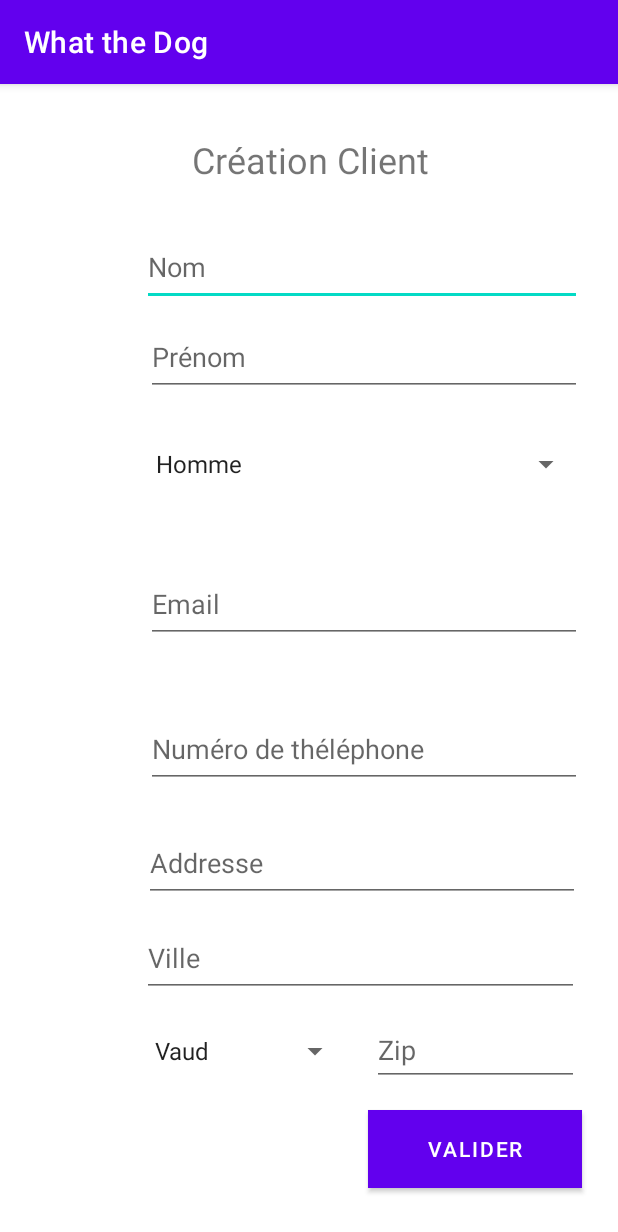
After one commit to robielTes/What_the_dog, an Android app: the fragment CreationClientFragment shown on its own in the app's theme, on a phone screen of 412 x 824 dp. The commit adds this screen. Shown: the top 1232 px of the screen. Run offline under Robolectric (Android 15) with nearby library versions, the phone set to English and light mode, and no system bars.

Commit message:
Add Create Client page

```diff
--- a/app/build.gradle
+++ b/app/build.gradle
@@ -44,6 +44,7 @@ dependencies {
     implementation 'androidx.lifecycle:lifecycle-viewmodel-ktx:2.3.1'
     implementation 'androidx.navigation:navigation-fragment-ktx:2.3.5'
     implementation 'androidx.navigation:navigation-ui-ktx:2.3.5'
+    implementation 'androidx.legacy:legacy-support-v4:1.0.0'
     testImplementation 'junit:junit:4.+'
     androidTestImplementation 'androidx.test.ext:junit:1.1.2'
     androidTestImplementation 'androidx.test.espresso:espresso-core:3.3.0'
--- /dev/null
+++ b/app/src/main/java/CPNV/what_the_dog/CreationClientFragment.kt
@@ -0,0 +1,55 @@
+package CPNV.what_the_dog
+
+import android.os.Bundle
+import androidx.fragment.app.Fragment
+import android.view.LayoutInflater
+import android.view.View
+import android.view.ViewGroup
+// TODO: Rename parameter arguments, choose names that match
+// the fragment initialization parameters, e.g. ARG_ITEM_NUMBER
+private const val ARG_PARAM1 = "param1"
+private const val ARG_PARAM2 = "param2"
+
+/**
+ * A simple [Fragment] subclass.
+ * Use the [CreationClientFragment.newInstance] factory method to
+ * create an instance of this fragment.
+ */
+class CreationClientFragment : Fragment() {
+    // TODO: Rename and change types of parameters
+    private var param1: String? = null
+    private var param2: String? = null
+
+    override fun onCreate(savedInstanceState: Bundle?) {
+        super.onCreate(savedInstanceState)
+        arguments?.let {
+            param1 = it.getString(ARG_PARAM1)
+            param2 = it.getString(ARG_PARAM2)
+        }
+    }
+
+    override fun onCreateView(inflater: LayoutInflater, container: ViewGroup?,
+                              savedInstanceState: Bundle?): View? {
+        // Inflate the layout for this fragment
+        return inflater.inflate(R.layout.fragment_creation_client, container, false)
+    }
+
+    companion object {
+        /**
+         * Use this factory method to create a new instance of
+         * this fragment using the provided parameters.
+         *
+         * @param param1 Parameter 1.
+         * @param param2 Parameter 2.
+         * @return A new instance of fragment CreationClientFragment.
+         */
+        // TODO: Rename and change types and number of parameters
+        @JvmStatic fun newInstance(param1: String, param2: String) =
+                CreationClientFragment().apply {
+                    arguments = Bundle().apply {
+                        putString(ARG_PARAM1, param1)
+                        putString(ARG_PARAM2, param2)
+                    }
+                }
+    }
+}
--- /dev/null
+++ b/app/src/main/res/layout/fragment_creation_client.xml
@@ -0,0 +1,166 @@
+<?xml version="1.0" encoding="utf-8"?>
+<FrameLayout xmlns:android="http://schemas.android.com/apk/res/android"
+    xmlns:app="http://schemas.android.com/apk/res-auto"
+    xmlns:tools="http://schemas.android.com/tools"
+    android:layout_width="match_parent"
+    android:layout_height="match_parent"
+    android:layout_marginStart="8dp"
+    android:layout_marginTop="8dp"
+    android:layout_marginEnd="8dp"
+    android:textAlignment="center"
+    android:textSize="20sp"
+    app:layout_constraintBottom_toBottomOf="parent"
+    app:layout_constraintEnd_toEndOf="parent"
+    app:layout_constraintStart_toStartOf="parent"
+    app:layout_constraintTop_toTopOf="parent"
+    tools:context=".CreationClientFragment">
+
+    <androidx.constraintlayout.widget.ConstraintLayout
+        android:layout_width="match_parent"
+        android:layout_height="match_parent">
+
+        <com.google.android.material.textfield.TextInputEditText
+            android:id="@+id/textInputEditText"
+            android:layout_width="0dp"
+            android:layout_height="0dp"
+            android:layout_marginBottom="8dp"
+            android:hint="Nom"
+            app:layout_constraintBottom_toTopOf="@+id/textInputEditText2"
+            app:layout_constraintEnd_toEndOf="@+id/textInputEditText2"
+            app:layout_constraintStart_toStartOf="@+id/editTextTextEmailAddress4"
+            app:layout_constraintTop_toBottomOf="@+id/textView4" />
+
+        <EditText
+            android:id="@+id/editTextTextEmailAddress"
+            android:layout_width="0dp"
+            android:layout_height="0dp"
+            android:layout_marginBottom="45dp"
+            android:ems="10"
+            android:hint="Email"
+            android:inputType="textEmailAddress"
+            app:layout_constraintBottom_toTopOf="@+id/editTextTextEmailAddress2"
+            app:layout_constraintEnd_toEndOf="@+id/editTextTextEmailAddress2"
+            app:layout_constraintStart_toStartOf="@+id/editTextTextEmailAddress2"
+            app:layout_constraintTop_toBottomOf="@+id/spinner" />
+
+        <EditText
+            android:id="@+id/editTextTextEmailAddress2"
+            android:layout_width="0dp"
+            android:layout_height="0dp"
+            android:layout_marginStart="1dp"
+            android:layout_marginBottom="24dp"
+            android:ems="10"
+            android:hint="Numéro de théléphone"
+            android:inputType="textEmailAddress"
+            app:layout_constraintBottom_toTopOf="@+id/editTextTextEmailAddress3"
+            app:layout_constraintEnd_toEndOf="@+id/button2"
+            app:layout_constraintStart_toStartOf="@+id/editTextTextEmailAddress3"
+            app:layout_constraintTop_toBottomOf="@+id/editTextTextEmailAddress" />
+
+        <EditText
+            android:id="@+id/editTextTextEmailAddress3"
+            android:layout_width="0dp"
+            android:layout_height="0dp"
+            android:layout_marginStart="1dp"
+            android:layout_marginEnd="1dp"
+            android:layout_marginBottom="11dp"
+            android:ems="10"
+            android:hint="Addresse"
+            android:inputType="textEmailAddress"
+            app:layout_constraintBottom_toTopOf="@+id/editTextTextEmailAddress4"
+            app:layout_constraintEnd_toEndOf="@+id/button2"
+            app:layout_constraintStart_toStartOf="@+id/editTextTextEmailAddress4"
+            app:layout_constraintTop_toBottomOf="@+id/editTextTextEmailAddress2" />
+
+        <EditText
+            android:id="@+id/editTextTextEmailAddress5"
+            android:layout_width="0dp"
+            android:layout_height="48dp"
+            android:layout_marginEnd="18dp"
+            android:ems="10"
+            android:hint="Zip"
+            android:inputType="textEmailAddress"
+            app:layout_constraintBaseline_toBaselineOf="@+id/spinner2"
+            app:layout_constraintEnd_toEndOf="parent"
+            app:layout_constraintStart_toEndOf="@+id/spinner2" />
+
+        <EditText
+            android:id="@+id/editTextTextEmailAddress4"
+            android:layout_width="291dp"
+            android:layout_height="0dp"
+            android:layout_marginEnd="18dp"
+            android:layout_marginBottom="10dp"
+            android:ems="10"
+            android:hint="Ville"
+            android:inputType="textEmailAddress"
+            app:layout_constraintBottom_toTopOf="@+id/spinner2"
+            app:layout_constraintEnd_toEndOf="parent"
+            app:layout_constraintTop_toBottomOf="@+id/editTextTextEmailAddress3" />
+
+        <com.google.android.material.textfield.TextInputEditText
+            android:id="@+id/textInputEditText2"
+            android:layout_width="0dp"
+            android:layout_height="0dp"
+            android:layout_marginBottom="19dp"
+            android:hint="Prénom"
+            app:layout_constraintBottom_toTopOf="@+id/spinner"
+            app:layout_constraintEnd_toEndOf="@+id/spinner"
+            app:layout_constraintStart_toStartOf="@+id/editTextTextEmailAddress"
+            app:layout_constraintTop_toBottomOf="@+id/textInputEditText" />
+
+        <Button
+            android:id="@+id/button2"
+            android:layout_width="0dp"
+            android:layout_height="0dp"
+            android:layout_marginStart="11dp"
+            android:layout_marginEnd="16dp"
+            android:layout_marginBottom="32dp"
+            android:background="@color/max_blue_green"
+            android:text="Valider"
+            app:layout_constraintBottom_toBottomOf="parent"
+            app:layout_constraintEnd_toEndOf="parent"
+            app:layout_constraintStart_toEndOf="@+id/spinner2"
+            app:layout_constraintTop_toBottomOf="@+id/spinner2"
+            tools:ignore="TextContrastCheck" />
+
+        <Spinner
+            android:id="@+id/spinner"
+            android:layout_width="0dp"
+            android:layout_height="0dp"
+            android:layout_marginBottom="41dp"
+            android:autofillHints="Genre"
+            android:entries="@array/Genre"
+            app:layout_constraintBottom_toTopOf="@+id/editTextTextEmailAddress"
+            app:layout_constraintEnd_toEndOf="@+id/editTextTextEmailAddress"
+            app:layout_constraintStart_toStartOf="@+id/editTextTextEmailAddress3"
+            app:layout_constraintTop_toBottomOf="@+id/textInputEditText2" />
+
+        <Spinner
+            android:id="@+id/spinner2"
+            android:layout_width="0dp"
+            android:layout_height="0dp"
+            android:layout_marginStart="87dp"
+            android:layout_marginEnd="14dp"
+            android:layout_marginBottom="13dp"
+            android:autofillHints="Etat"
+            android:entries="@array/Etat"
+            app:layout_constraintBottom_toTopOf="@+id/button2"
+            app:layout_constraintEnd_toStartOf="@+id/editTextTextEmailAddress5"
+            app:layout_constraintStart_toStartOf="parent"
+            app:layout_constraintTop_toBottomOf="@+id/editTextTextEmailAddress4" />
+
+        <TextView
+            android:id="@+id/textView4"
+            android:layout_width="wrap_content"
+            android:layout_height="wrap_content"
+            android:layout_marginStart="33dp"
+            android:layout_marginTop="26dp"
+            android:layout_marginBottom="29dp"
+            android:text="Création Client"
+            android:textSize="24sp"
+            app:layout_constraintBottom_toTopOf="@+id/textInputEditText"
+            app:layout_constraintStart_toStartOf="@+id/textInputEditText"
+            app:layout_constraintTop_toTopOf="parent" />
+
+    </androidx.constraintlayout.widget.ConstraintLayout>
+</FrameLayout>
--- a/app/src/main/res/values/strings.xml
+++ b/app/src/main/res/values/strings.xml
@@ -10,4 +10,16 @@
     <string name="menu_home">Home</string>
     <string name="menu_gallery">Gallery</string>
     <string name="menu_slideshow">Slideshow</string>
+<!-- TODO: Remove or change this placeholder text -->
+    <string name="hello_blank_fragment">Hello blank fragment</string>
+    <string-array name="Genre">
+        <item>Homme</item>
+        <item>Femme</item>
+        <item>Autre</item>
+    </string-array>
+    <string-array name="Etat">
+        <item>Vaud</item>
+        <item>Berne</item>
+        <item>Geneve</item>
+    </string-array>
 </resources>
```
Also changed, not shown: app/src/main/User-playstore.png (added), app/src/main/UserIcon-playstore.png (added).
